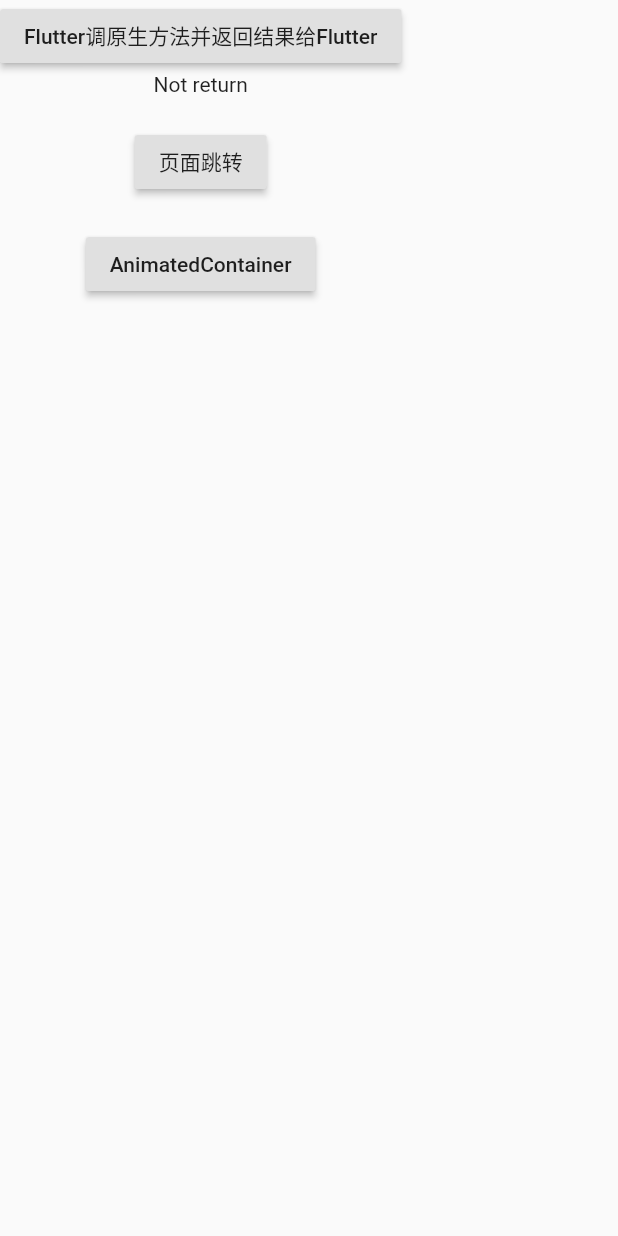
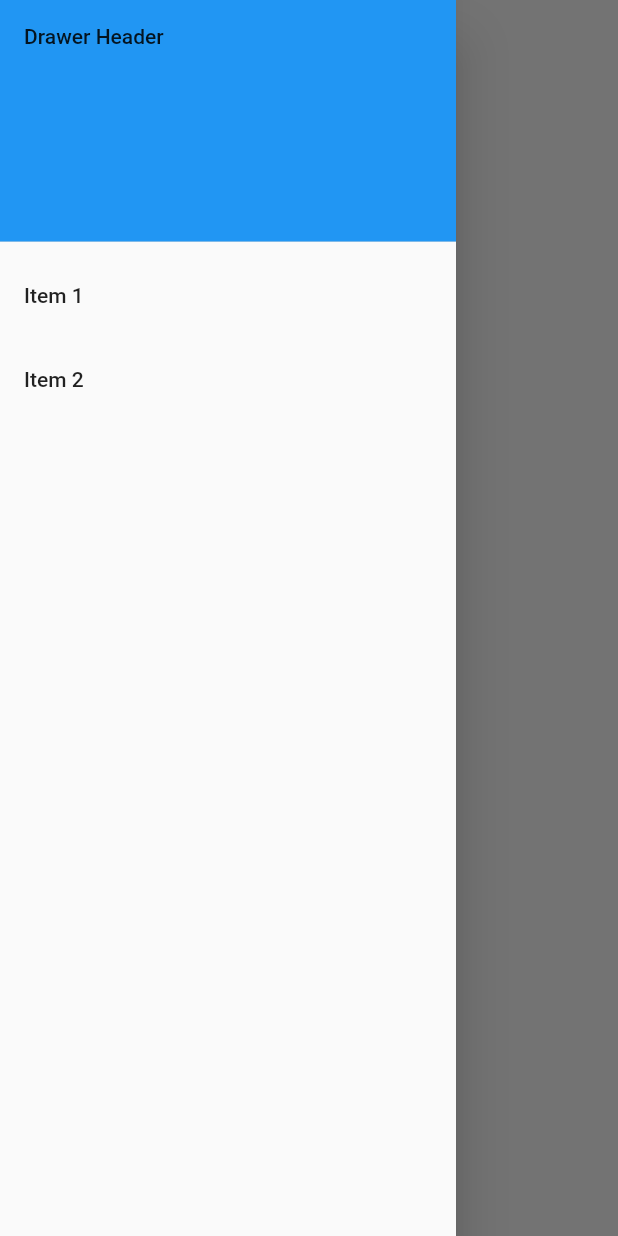
Before and after one commit to Minozmin/SwiftFlutterDemo, a Flutter app: the screen it shows after launch, with the side drawer open (before the commit the screen has no drawer), on a phone screen of 412 x 824 dp. Run offline on Flutter 3.47's test engine with Material 2 defaults, Android fonts, the phone set to English and light mode, and no system bars; our stand-ins replace dio.

Commit message:
add Drawer

```diff
--- a/myflutter/lib/main.dart
+++ b/myflutter/lib/main.dart
@@ -101,6 +101,35 @@ class _MyHomePageState extends State<MyHomePage> {
           ],
         ),
       ),
+      drawer: Drawer(
+        child: ListView(
+          padding: EdgeInsets.zero,
+          children: <Widget>[
+            DrawerHeader(
+              child: Text('Drawer Header'),
+              decoration: BoxDecoration(
+                color: Colors.blue
+              ),
+            ),
+            ListTile(
+              title: Text('Item 1'),
+              onTap: () {
+                // 打开新页时需要先关闭，再跳转
+                Navigator.pop(context);
+                Navigator.of(context).push(MaterialPageRoute(builder: (context) {
+                  return AnimatedContainerPage();
+                }));
+              },
+            ),
+            ListTile(
+              title: Text('Item 2'),
+              onTap: () {
+                Navigator.pop(context);
+              },
+            )
+          ],
+        ),
+      ),
     );
   }
 
```
